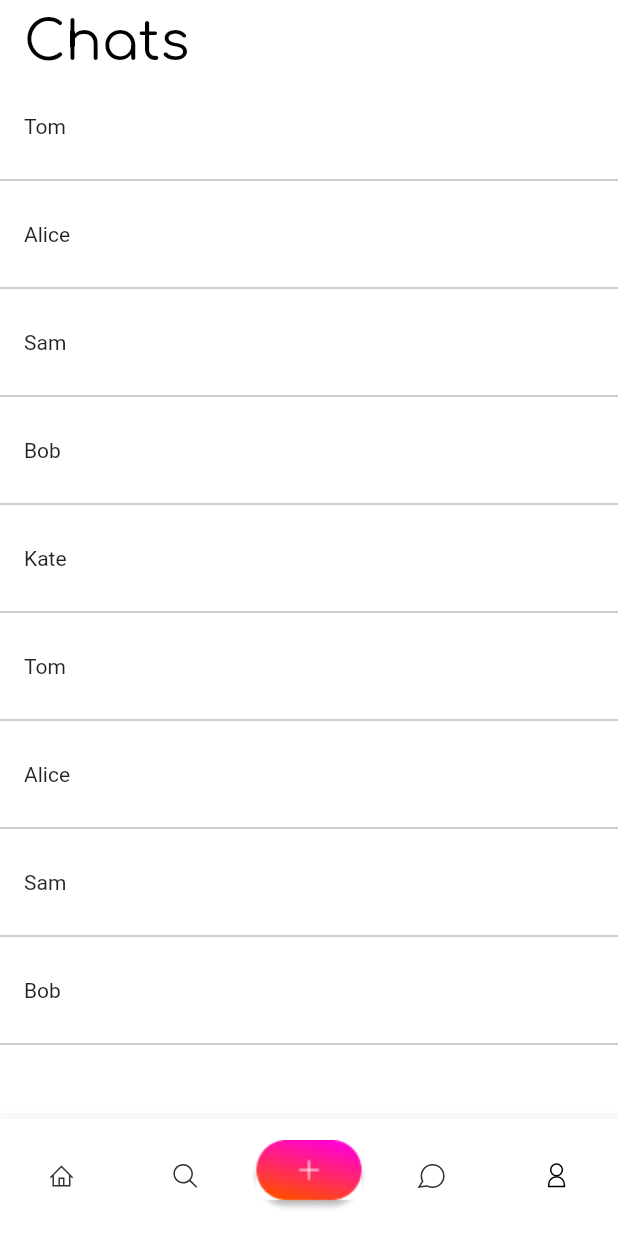
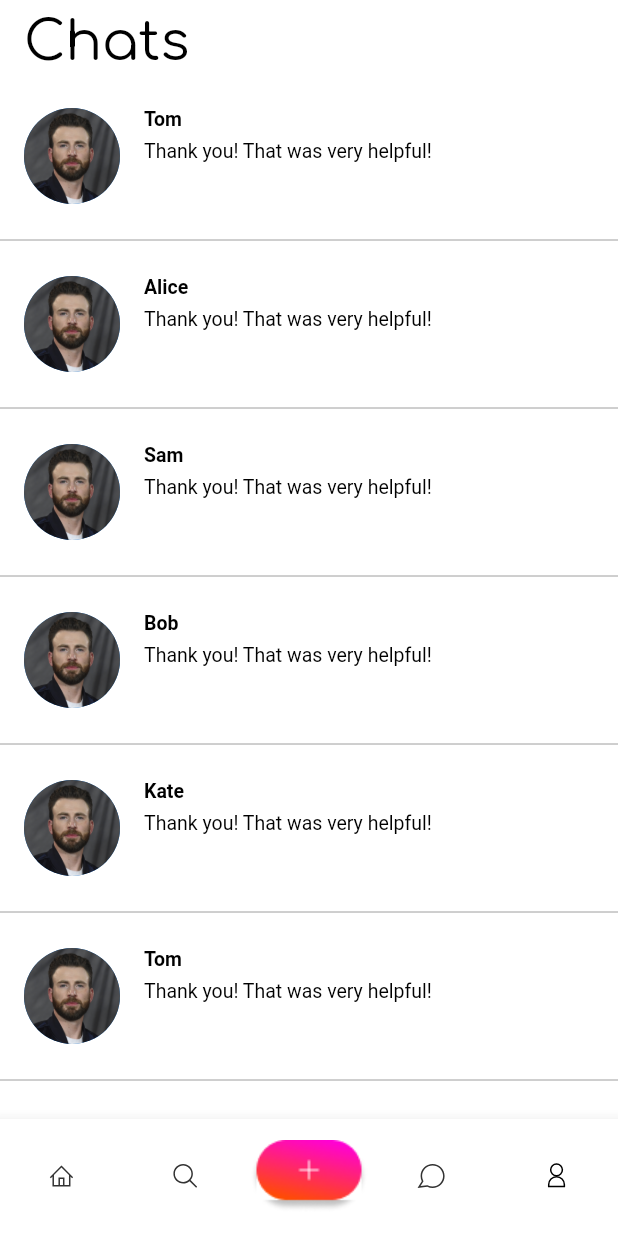
Before and after one commit to VLad345406/photo, a Flutter app: the MessageScreen screen opened by its route, on a phone screen of 412 x 824 dp. Run offline on Flutter 3.47's test engine with Material 2 defaults, Android fonts, the phone set to English and light mode, and no system bars; our stand-ins replace bloc, firebase_auth, firebase_core, flutter_svg, google_fonts, google_sign_in and 2 more; accounts and stored records are empty; generated files the repository leaves out were written again.

Commit message:
Make UI in message_screen.dart

```diff
--- a/lib/screens/main_screens/message_screen.dart
+++ b/lib/screens/main_screens/message_screen.dart
@@ -11,14 +11,28 @@ class MessageScreen extends StatefulWidget {
 }
 
 class _MessageScreenState extends State<MessageScreen> {
-
   @override
   Widget build(BuildContext context) {
-
     final screenWidth = MediaQuery.of(context).size.width;
     final screenHeight = MediaQuery.of(context).size.height;
 
-    final List<String> users = ["Tom", "Alice", "Sam", "Bob", "Kate", "Tom", "Alice", "Sam", "Bob", "Kate", "Tom", "Alice", "Sam", "Bob", "Kate"];
+    final List<String> users = [
+      "Tom",
+      "Alice",
+      "Sam",
+      "Bob",
+      "Kate",
+      "Tom",
+      "Alice",
+      "Sam",
+      "Bob",
+      "Kate",
+      "Tom",
+      "Alice",
+      "Sam",
+      "Bob",
+      "Kate"
+    ];
 
     return Scaffold(
       backgroundColor: Colors.white,
@@ -36,7 +50,7 @@ class _MessageScreenState extends State<MessageScreen> {
         ),
       ),
       body: Column(
-        children:[
+        children: [
           SizedBox(
             height: screenHeight - 158,
             child: ListView.separated(
@@ -44,15 +58,57 @@ class _MessageScreenState extends State<MessageScreen> {
               itemCount: users.length,
               itemBuilder: (BuildContext context, int index) {
                 return GestureDetector(
-                onTap: (){
+                  onTap: () {
                     print("Tap $index");
                   },
                   child: Container(
-                    margin: const EdgeInsets.only(left: 16, top: 20, bottom: 20),
-                  child: Text(users[index])
+                    margin: const EdgeInsets.only(left: 16, top: 16, bottom: 16),
+                    child: Row(
+                      children: [
+                        CircleAvatar(
+                          radius: 32,
+                          backgroundImage:
+                              AssetImage("assets/images/avatar1.jpg"),
+                        ),
+                        Container(
+                          height: 64,
+                          padding: const EdgeInsets.only(left: 16),
+                          child: Column(
+                            crossAxisAlignment: CrossAxisAlignment.start,
+                            children: [
+                              Align(
+                                alignment: Alignment.topLeft,
+                                child: Text(
+                                  users[index],
+                                  style: GoogleFonts.roboto(
+                                    color: Colors.black,
+                                    fontSize: 13,
+                                    fontWeight: FontWeight.w700,
+                                  ),
+                                ),
+                              ),
+                              Padding(
+                                padding: const EdgeInsets.only(top: 6),
+                                child: Text(
+                                  'Thank you! That was very helpful!',
+                                  style: GoogleFonts.roboto(
+                                    color: Colors.black,
+                                    fontSize: 13,
+                                    fontWeight: FontWeight.w400,
+                                  ),
+                                ),
+                              ),
+                            ],
+                          ),
+                        ),
+                      ],
+                    ),
                   ),
                 );
-            }, separatorBuilder: (BuildContext context, int index) => Divider(color: Colors.grey,),
+              },
+              separatorBuilder: (BuildContext context, int index) => Divider(
+                color: Colors.grey,
+              ),
             ),
           ),
         ],
--- a/lib/screens/main_screens/photo_open.dart
+++ b/lib/screens/main_screens/photo_open.dart
@@ -25,6 +25,8 @@ class _PhotoOpenState extends State<PhotoOpen> {
         fit: StackFit.loose,
         children: [
           PhotoView(
+            minScale: 0.18,
+            maxScale: 1.0,
             imageProvider: AssetImage(widget.path),
           ),
           Align(
```
Lines whose indentation alone changed are shown as unchanged.
